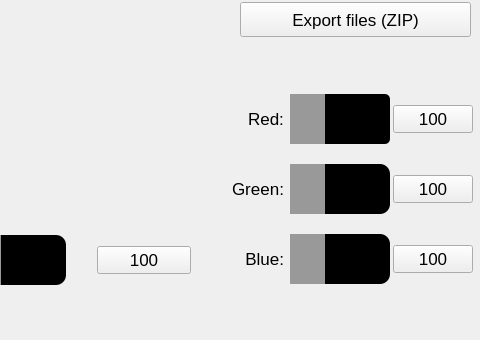
Before: the Qt Designer form form.ui in mblui/RaspberryFiles, drawn with Qt 5; both pictures show x 800 to 1280 and y 380 to 720 of the 1280 by 720 pixel window.
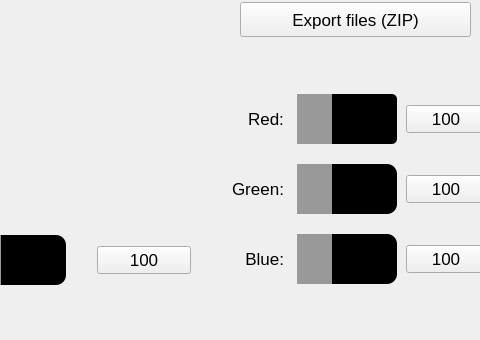
After: the same form once the commit is applied. Icons and pictures are not drawn.

Diff of the .ui file:
```diff
--- a/form.ui
+++ b/form.ui
@@ -973,7 +973,7 @@
     <rect>
      <x>1032</x>
      <y>460</y>
-     <width>241</width>
+     <width>254</width>
      <height>220</height>
     </rect>
    </property>
@@ -1009,7 +1009,7 @@
       </property>
       <property name="minimumSize">
        <size>
-        <width>100</width>
+        <width>115</width>
         <height>50</height>
        </size>
       </property>
@@ -1052,7 +1052,7 @@
       </property>
       <property name="minimumSize">
        <size>
-        <width>100</width>
+        <width>115</width>
         <height>50</height>
        </size>
       </property>
@@ -1188,7 +1188,7 @@
       </property>
       <property name="minimumSize">
        <size>
-        <width>100</width>
+        <width>115</width>
         <height>50</height>
        </size>
       </property>
```
